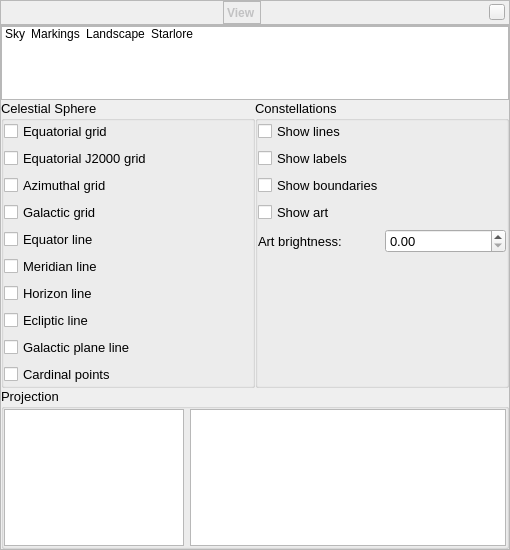
This is src/gui/viewDialog.ui in 519984307/stellarium_src as Qt 5 draws it before an edit. The edited form follows.
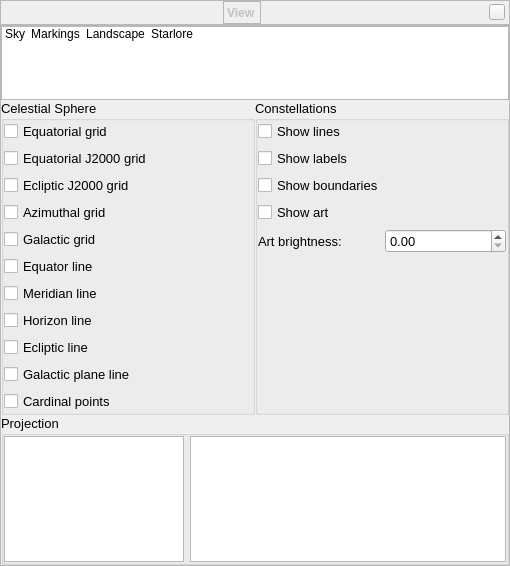
This is the edited form. The open tabs and pages were chosen to show the change. Icons and pictures are not drawn. Custom widgets are drawn as their Qt base class.

Commit message: added ecliptic J2000 grid

The edit to the form file:
```diff
--- a/src/gui/viewDialog.ui
+++ b/src/gui/viewDialog.ui
@@ -1063,6 +1063,13 @@
                </property>
               </widget>
              </item>
+             <item>
+              <widget class="QCheckBox" name="showEclipticGridJ2000CheckBox">
+               <property name="text">
+                <string>Ecliptic J2000 grid</string>
+               </property>
+              </widget>
+             </item>
              <item>
               <widget class="QCheckBox" name="showAzimuthalGridCheckBox">
                <property name="text">
```
Left out of the diff: 2 changed lines with no effect on the pictures. The commit also changes 5 other files.
